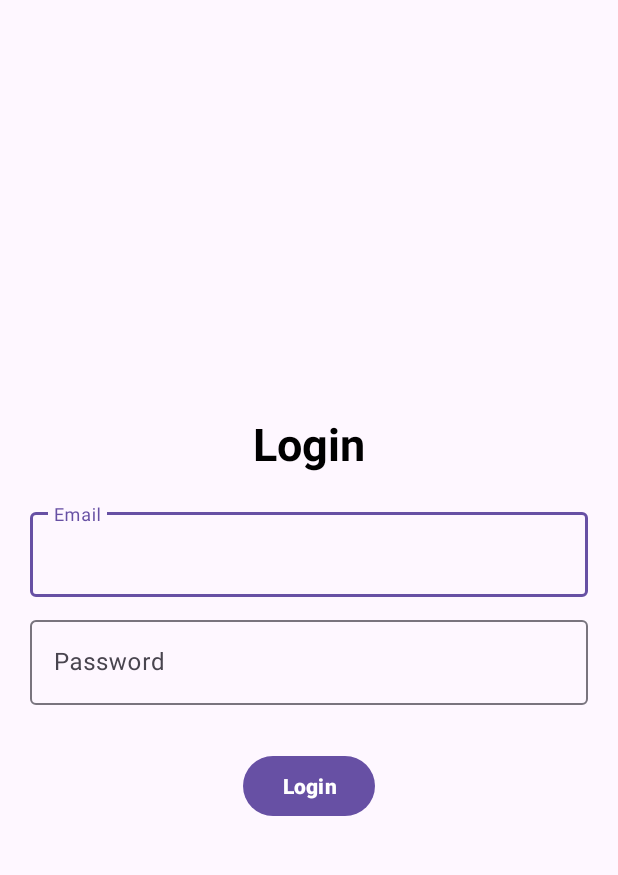
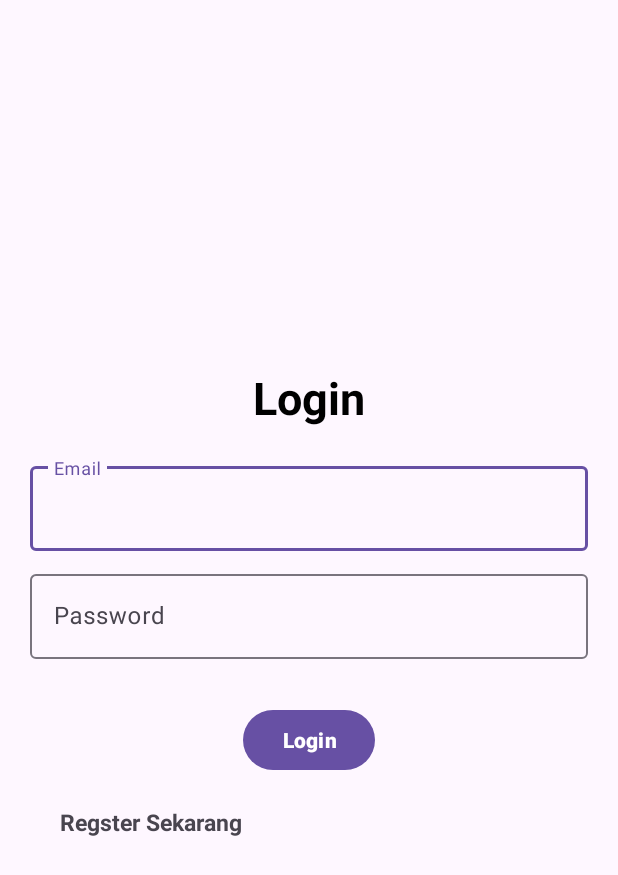
Before and after one commit to PatriciaAnggraeni/login-app-firebase-one, an Android app: the screen it shows after launch (Login), on a phone screen of 412 x 824 dp. Shown: the top 875 px of the screen. Run offline under Robolectric (Android 15) with nearby library versions, the phone set to English and light mode, and no system bars.

```diff
--- a/app/src/main/res/layout/activity_login.xml
+++ b/app/src/main/res/layout/activity_login.xml
@@ -52,4 +52,13 @@
         android:layout_width="wrap_content"
         android:layout_height="wrap_content" />
 
+    <TextView
+        android:textStyle="bold"
+        android:textSize="15sp"
+        android:padding="20dp"
+        android:text="@string/register_now"
+        android:id="@+id/link_register_now"
+        android:layout_width="match_parent"
+        android:layout_height="wrap_content" />
+
 </LinearLayout>
--- a/app/src/main/res/values/strings.xml
+++ b/app/src/main/res/values/strings.xml
@@ -5,4 +5,6 @@
     <string name="password">Password</string>
     <string name="registration_one">Registrasi</string>
     <string name="registration_two">Daftar</string>
+    <string name="login_now">Login Sekarang</string>
+    <string name="register_now">Regster Sekarang</string>
 </resources>
```
Also changed, not shown: app/src/main/java/com/example/loginappone/Register.java (+22 -0 lines), app/src/main/res/layout/activity_register.xml (+9 -0 lines).
